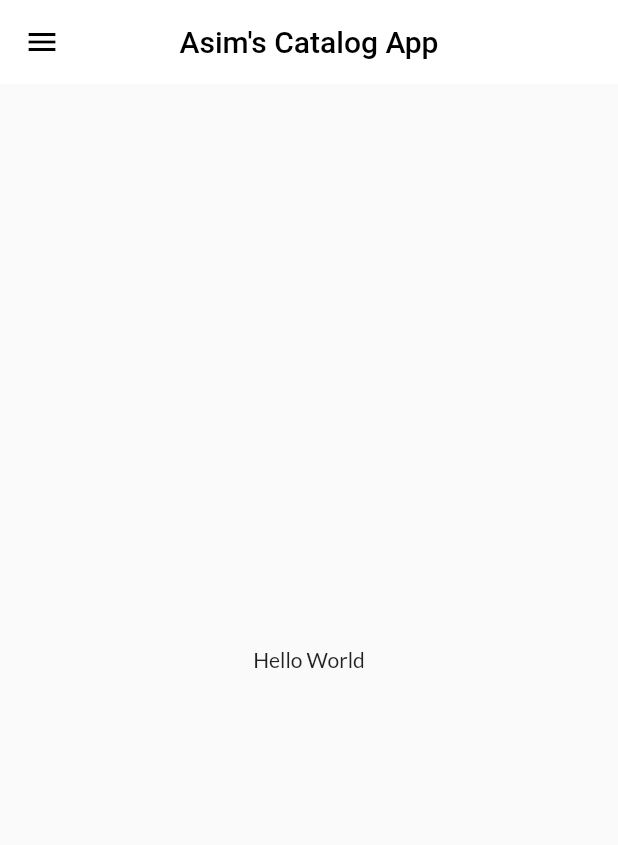
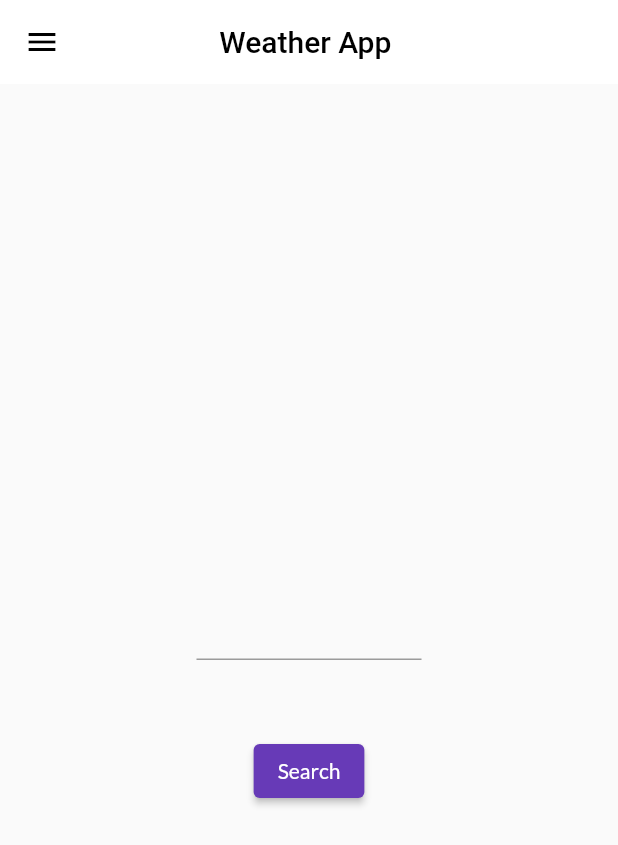
Before and after one commit to Asim-2000/Flut-Weather, a Flutter app: the screen it shows after launch, on a phone screen of 412 x 824 dp. Shown: the top 845 px of the screen. Run offline on Flutter 3.47's test engine with Material 2 defaults, Android fonts, the phone set to English and light mode, and no system bars; our stand-ins replace flutter_dotenv, google_fonts.

Commit message:
📦 NEW: configured open weather api

```diff
--- a/lib/main.dart
+++ b/lib/main.dart
@@ -2,8 +2,10 @@ import 'package:catalog_app/screens/home-screen.dart';
 import 'package:catalog_app/theme/theme.dart';
 import 'package:flutter/material.dart';
 import 'package:catalog_app/screens/login-screen.dart';
+import 'package:flutter_dotenv/flutter_dotenv.dart' as DotEnv;
 
-void main() {
+Future main() async {
+  await DotEnv.load(fileName: ".env");
   runApp(MyApp());
 }
 
--- /dev/null
+++ b/lib/models/weather-model.dart
@@ -0,0 +1,10 @@
+class WeatherResponse {
+  final String cityName;
+
+  WeatherResponse({this.cityName});
+
+  factory WeatherResponse.fromJson(Map<String, dynamic> json) {
+    final cityName = json['name'];
+    return WeatherResponse(cityName: cityName);
+  }
+}
--- a/lib/screens/home-screen.dart
+++ b/lib/screens/home-screen.dart
@@ -1,19 +1,49 @@
+import 'package:catalog_app/services/data-service.dart';
 import 'package:catalog_app/widgets/my-drawer.dart';
 import 'package:flutter/material.dart';
 
-class HomeScreen extends StatelessWidget {
+class HomeScreen extends StatefulWidget {
   static final String routeName = "/home";
+
+  @override
+  _HomeScreenState createState() => _HomeScreenState();
+}
+
+class _HomeScreenState extends State<HomeScreen> {
+  final _cityTextController = TextEditingController();
+  final _dataService = DataService();
+
   @override
   Widget build(BuildContext context) {
+    void _search() async {
+      final response = await _dataService.getWeather(_cityTextController.text);
+      print(response.cityName);
+    }
+
     return Scaffold(
       appBar: AppBar(
         title: Text(
-          "Asim's Catalog App",
+          "Weather App ",
           style: TextStyle(color: Colors.black),
         ),
       ),
       body: Center(
-        child: Text("Hello World"),
+        child: Column(
+          mainAxisAlignment: MainAxisAlignment.center,
+          children: [
+            Padding(
+              padding: const EdgeInsets.symmetric(vertical: 50.0),
+              child: SizedBox(
+                width: 150,
+                child: TextField(
+                  controller: _cityTextController,
+                  textAlign: TextAlign.center,
+                ),
+              ),
+            ),
+            ElevatedButton(onPressed: _search, child: Text("Search"))
+          ],
+        ),
       ),
       drawer: MyDrawer(),
     );
--- a/lib/widgets/my-drawer.dart
+++ b/lib/widgets/my-drawer.dart
@@ -15,6 +15,7 @@ class MyDrawer extends StatelessWidget {
             DrawerHeader(
                 padding: EdgeInsets.zero,
                 child: UserAccountsDrawerHeader(
+
                     // decoration: BoxDecoration(color: Colors.red),
                     accountName: Text("Muhammad Asim"),
                     accountEmail: Text("m.asimkhaskheli@gmail.com"),
--- a/pubspec.yaml
+++ b/pubspec.yaml
@@ -29,6 +29,8 @@ dependencies:
   cupertino_icons: ^1.0.0
   google_fonts: ^1.1.2
   url_launcher: ^5.7.10
+  flutter_dotenv: ^3.1.0
+  http: ^0.12.2
 
 dev_dependencies:
   flutter_test:
@@ -47,6 +49,7 @@ flutter:
   # To add assets to your application, add an assets section, like this:
   assets:
     - assets/images/
+    - .env
   #   - images/a_dot_ham.jpeg
 
   # An image asset can refer to one or more resolution-specific "variants", see
```
Also changed, not shown: lib/services/data-service.dart (added, +20 -0 lines), pubspec.lock, 1 other file.
